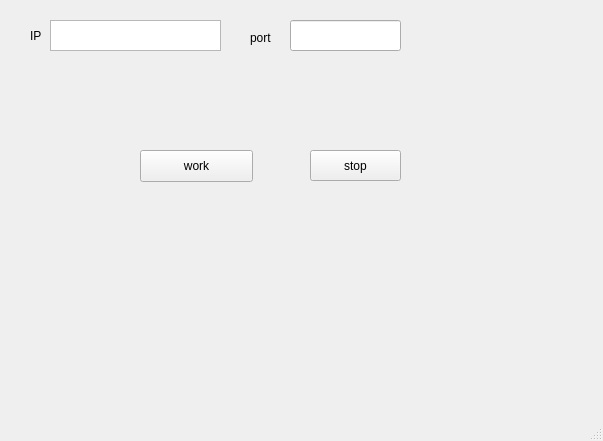
Edwin-zzp/pythonpjUI, file firstUI.ui: the form before one commit.
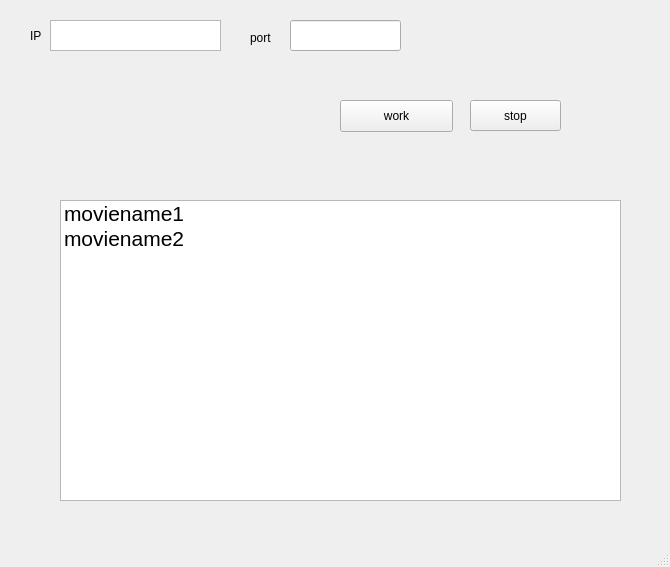
The form after the commit.

Commit message: 加list

```diff
--- a/firstUI.ui
+++ b/firstUI.ui
@@ -6,8 +6,8 @@
    <rect>
     <x>0</x>
     <y>0</y>
-    <width>603</width>
-    <height>441</height>
+    <width>670</width>
+    <height>567</height>
    </rect>
   </property>
   <property name="windowTitle">
@@ -17,8 +17,8 @@
    <widget class="QPushButton" name="pushButton">
     <property name="geometry">
      <rect>
-      <x>140</x>
-      <y>150</y>
+      <x>340</x>
+      <y>100</y>
       <width>113</width>
       <height>32</height>
      </rect>
@@ -76,8 +76,8 @@
    <widget class="QPushButton" name="pushButton_2">
     <property name="geometry">
      <rect>
-      <x>310</x>
-      <y>150</y>
+      <x>470</x>
+      <y>100</y>
       <width>91</width>
       <height>31</height>
      </rect>
@@ -86,6 +86,31 @@
      <string>stop</string>
     </property>
    </widget>
+   <widget class="QListWidget" name="listWidget">
+    <property name="geometry">
+     <rect>
+      <x>60</x>
+      <y>200</y>
+      <width>561</width>
+      <height>301</height>
+     </rect>
+    </property>
+    <property name="font">
+     <font>
+      <pointsize>16</pointsize>
+     </font>
+    </property>
+    <item>
+     <property name="text">
+      <string>moviename1</string>
+     </property>
+    </item>
+    <item>
+     <property name="text">
+      <string>moviename2</string>
+     </property>
+    </item>
+   </widget>
   </widget>
   <widget class="QMenuBar" name="menubar">
    <property name="geometry">
```
Left out of the diff: 2 changed lines with no effect on the pictures. The commit also changes 5 other files.
